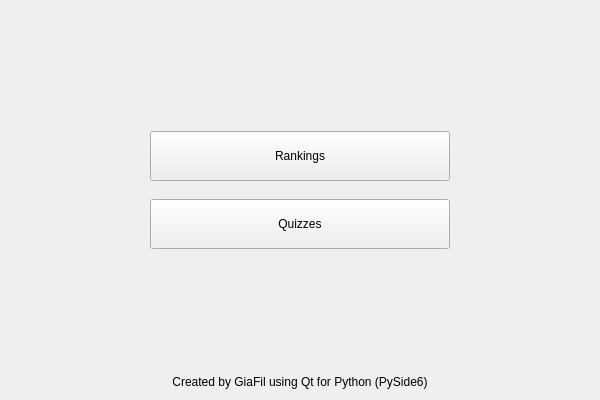
This is ui/main_menu.ui in GiaFil7/esc_app as Qt 5 draws it before an edit. The edited form follows.
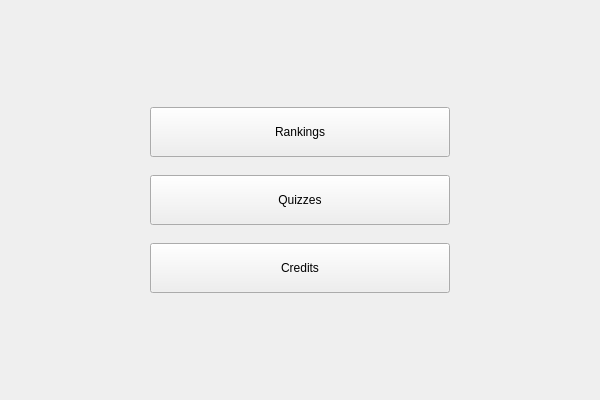
This is the edited form.

```diff
--- a/ui/main_menu.ui
+++ b/ui/main_menu.ui
@@ -49,7 +49,7 @@
        <property name="sizeHint" stdset="0">
         <size>
          <width>20</width>
-         <height>68</height>
+         <height>54</height>
         </size>
        </property>
       </spacer>
@@ -108,6 +108,41 @@
        </property>
       </widget>
      </item>
+     <item>
+      <spacer name="middle_spacer_2">
+       <property name="orientation">
+        <enum>Qt::Orientation::Vertical</enum>
+       </property>
+       <property name="sizeType">
+        <enum>QSizePolicy::Policy::Fixed</enum>
+       </property>
+       <property name="sizeHint" stdset="0">
+        <size>
+         <width>20</width>
+         <height>12</height>
+        </size>
+       </property>
+      </spacer>
+     </item>
+     <item>
+      <widget class="QPushButton" name="credits_button">
+       <property name="sizePolicy">
+        <sizepolicy hsizetype="Fixed" vsizetype="Fixed">
+         <horstretch>0</horstretch>
+         <verstretch>0</verstretch>
+        </sizepolicy>
+       </property>
+       <property name="minimumSize">
+        <size>
+         <width>300</width>
+         <height>50</height>
+        </size>
+       </property>
+       <property name="text">
+        <string>Credits</string>
+       </property>
+      </widget>
+     </item>
      <item>
       <spacer name="bottom_spacer">
        <property name="orientation">
@@ -116,30 +151,11 @@
        <property name="sizeHint" stdset="0">
         <size>
          <width>20</width>
-         <height>40</height>
+         <height>54</height>
         </size>
        </property>
       </spacer>
      </item>
-     <item>
-      <widget class="QLabel" name="info_label">
-       <property name="sizePolicy">
-        <sizepolicy hsizetype="Preferred" vsizetype="Fixed">
-         <horstretch>0</horstretch>
-         <verstretch>0</verstretch>
-        </sizepolicy>
-       </property>
-       <property name="layoutDirection">
-        <enum>Qt::LayoutDirection::LeftToRight</enum>
-       </property>
-       <property name="text">
-        <string>Created by GiaFil using Qt for Python (PySide6)</string>
-       </property>
-       <property name="alignment">
-        <set>Qt::AlignmentFlag::AlignCenter</set>
-       </property>
-      </widget>
-     </item>
     </layout>
    </item>
    <item>
```
Left out of the diff: 2 changed lines with no effect on the pictures.
